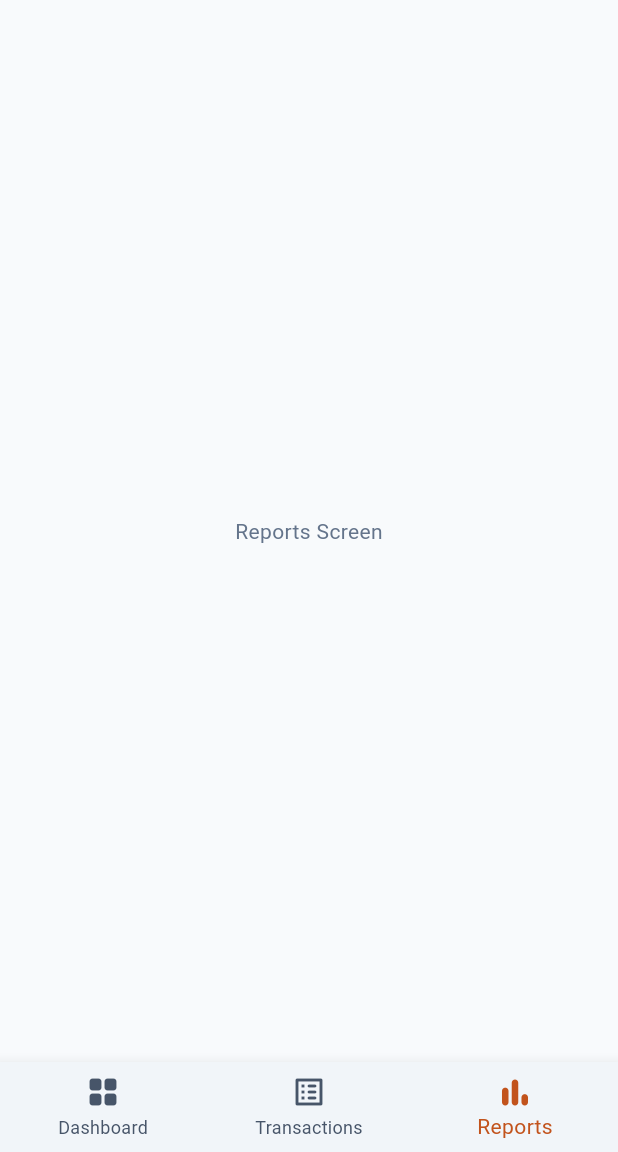
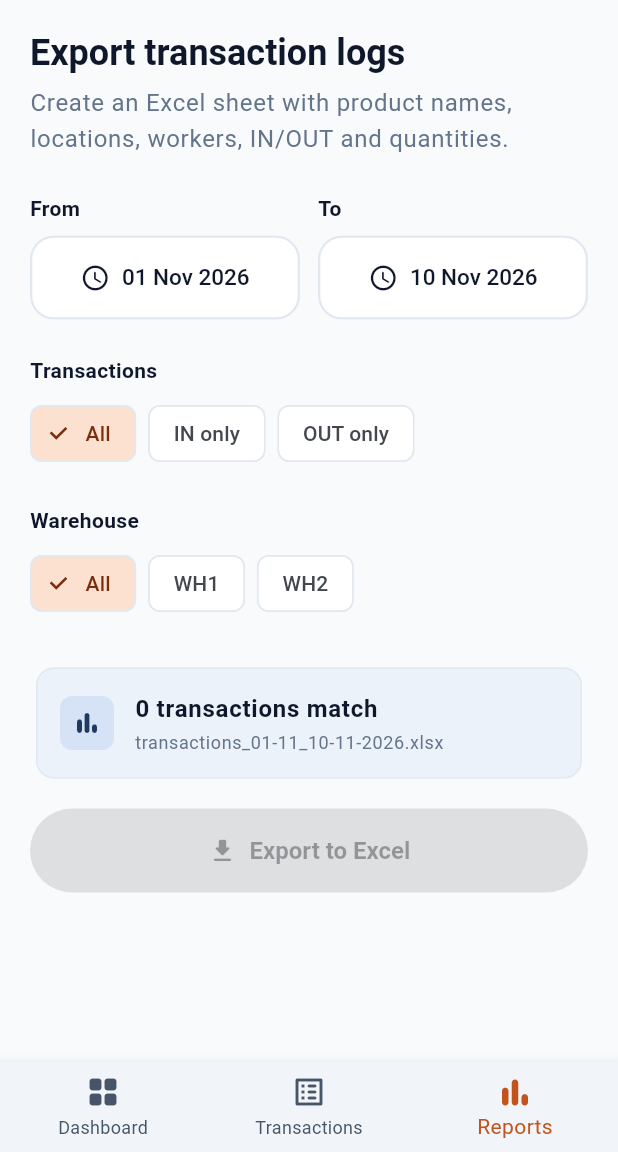
Before and after one commit to Raheeq2004/aral-inventory, a Flutter app: the screen it shows after launch, item 3 of the bottom bar chosen, on a phone screen of 412 x 824 dp, the part 84-1236 px from its top. Run offline on Flutter 3.47's test engine with Material 3 defaults, Android fonts, the phone set to English and light mode, and no system bars; our stand-ins replace connectivity_plus, firebase_core, firebase_database, open_filex; missing offline and left inert: excel, file_saver; accounts and stored records are empty.

Commit message:
admin reports page

```diff
--- /dev/null
+++ b/lib/Admin/ReportsPage/excel_export_services.dart
@@ -0,0 +1,169 @@
+import 'dart:io';
+import 'dart:typed_data';
+
+import 'package:aral_project/Admin/Models/transactions_model.dart';
+import 'package:aral_project/Theme/theme.dart';
+import 'package:excel/excel.dart' as xl;
+import 'package:file_saver/file_saver.dart';
+import 'package:flutter/foundation.dart' show kIsWeb;
+import 'package:flutter/material.dart';
+import 'package:intl/intl.dart';
+import 'package:open_filex/open_filex.dart';
+import 'package:path_provider/path_provider.dart';
+
+/// build the .xlsx file
+class ExcelExportService {
+  ExcelExportService._();
+
+  /// Location codes
+  static String warehouseOf(String locationCode) =>
+      locationCode.split('/').first.trim().toUpperCase();
+
+  /// transactions_17-10-2026.xlsx
+  /// transactions_01-10_17-10-2026.xlsx
+  static String fileNameFor({DateTime? from, DateTime? to}) {
+    final day = DateFormat('dd-MM');
+    final full = DateFormat('dd-MM-yyyy');
+    if (from == null || to == null) {
+      return 'transactions_${full.format(DateTime.now())}.xlsx';
+    }
+    final sameDay =
+        from.year == to.year && from.month == to.month && from.day == to.day;
+    if (sameDay) return 'transactions_${full.format(to)}.xlsx';
+    return 'transactions_${day.format(from)}_${full.format(to)}.xlsx';
+  }
+
+  /// creates excel file on device and returns path
+  static Future<String?> _buildFile(
+    List<TransactionModel> transactions,
+    String fileName,
+  ) async {
+    final book = xl.Excel.createExcel();
+    const sheetName = 'Transactions';
+    book.rename('Sheet1', sheetName);
+    final sheet = book[sheetName];
+
+    final headers = [
+      'Date & time',
+      'Item code',
+      'Product name',
+      'Location',
+      'Warehouse',
+      'Worker',
+      'Direction',
+      'Quantity',
+      'Type',
+    ];
+
+    final headerStyle = xl.CellStyle(
+      bold: true,
+      fontColorHex: xl.ExcelColor.white,
+      backgroundColorHex: xl.ExcelColor.fromHexString('#1F3A5F'),
+    );
+    for (var c = 0; c < headers.length; c++) {
+      final cell = sheet.cell(
+        xl.CellIndex.indexByColumnRow(columnIndex: c, rowIndex: 0),
+      );
+      cell.value = xl.TextCellValue(headers[c]);
+      cell.cellStyle = headerStyle;
+      sheet.setColumnWidth(c, c == 2 || c == 3 ? 28 : 16);
+    }
+
+    final dateFmt = DateFormat('yyyy-MM-dd HH:mm');
+    final sorted = [...transactions]
+      ..sort((a, b) => a.timestamp.compareTo(b.timestamp));
+
+    for (final tx in sorted) {
+      final isIn = tx.direction.toUpperCase() == 'IN';
+      sheet.appendRow([
+        xl.TextCellValue(dateFmt.format(tx.timestamp.toLocal())),
+        xl.TextCellValue(tx.itemCode),
+        xl.TextCellValue(tx.itemName),
+        xl.TextCellValue(tx.locationCode),
+        xl.TextCellValue(warehouseOf(tx.locationCode)),
+        xl.TextCellValue(tx.workerId),
+        xl.TextCellValue(tx.direction.toUpperCase()),
+        xl.IntCellValue(isIn ? tx.quantity : -tx.quantity),
+        xl.TextCellValue(tx.type),
+      ]);
+    }
+
+    final bytes = book.encode();
+    if (bytes == null) throw Exception('Could not create the Excel file');
+
+        if (kIsWeb) {
+      await FileSaver.instance.saveFile(
+        name: fileName.replaceAll('.xlsx', ''),
+        bytes: Uint8List.fromList(bytes),
+        ext: 'xlsx',
+        mimeType: MimeType.microsoftExcel,
+      );
+      return null;
+    }
+
+
+    Directory? dir;
+    if (Platform.isAndroid) dir = await getExternalStorageDirectory();
+    dir ??= await getApplicationDocumentsDirectory();
+
+    final file = File('${dir.path}${Platform.pathSeparator}$fileName');
+    await file.writeAsBytes(bytes, flush: true);
+    return file.path;
+  }
+
+
+  static Future<bool> exportAndNotify({
+    required BuildContext context,
+    required List<TransactionModel> transactions,
+    DateTime? from,
+    DateTime? to,
+  }) async {
+    final messenger = ScaffoldMessenger.of(context);
+    final fileName = fileNameFor(from: from, to: to);
+
+    try {
+      final path = await _buildFile(transactions, fileName);
+      messenger
+        ..hideCurrentSnackBar()
+        ..showSnackBar(
+          SnackBar(
+            behavior: SnackBarBehavior.floating,
+            backgroundColor: AppTheme.textColorPrimary,
+            margin: const EdgeInsets.fromLTRB(16, 0, 16, 12),
+            shape: RoundedRectangleBorder(
+              borderRadius: BorderRadius.circular(12),
+            ),
+            duration: const Duration(seconds: 6),
+            content: Text(
+              '$fileName saved',
+              maxLines: 1,
+              overflow: TextOverflow.ellipsis,
+              style: const TextStyle(color: Colors.white),
+            ),
+            action: path == null
+                ? null
+                : SnackBarAction(
+                    label: 'OPEN',
+                    textColor: AppTheme.primaryContainer,
+                    onPressed: () => OpenFilex.open(path),
+            ),
+          ),
+        );
+      return true;
+    } catch (e) {
+      messenger
+        ..hideCurrentSnackBar()
+        ..showSnackBar(
+          SnackBar(
+            behavior: SnackBarBehavior.floating,
+            backgroundColor: AppTheme.errorColor,
+            content: Text(
+              'Export failed: $e',
+              style: const TextStyle(color: Colors.white),
+            ),
+          ),
+        );
+      return false;
+    }
+  }
+}
--- /dev/null
+++ b/lib/Admin/ReportsPage/reports_page.dart
@@ -0,0 +1,294 @@
+import 'package:aral_project/Admin/Models/transactions_model.dart';
+import 'package:aral_project/Admin/ReportsPage/excel_export_services.dart';
+import 'package:aral_project/Admin/providers/transaction_data.dart';
+import 'package:aral_project/Theme/theme.dart';
+import 'package:flutter/material.dart';
+import 'package:intl/intl.dart';
+import 'package:provider/provider.dart';
+
+enum Operations { all, inOnly, outOnly }
+
+class ReportsPage extends StatefulWidget {
+  const ReportsPage({super.key});
+
+  @override
+  State<ReportsPage> createState() => _ReportsPageState();
+}
+
+class _ReportsPageState extends State<ReportsPage> {
+  static const List<String> _warehouses = ['WH1', 'WH2'];
+
+  late DateTime _from;
+  late DateTime _to;
+  Operations operations = Operations.all;
+  String? _warehouse; // null = all
+  bool _exporting = false;
+
+  @override
+  void initState() {
+    super.initState();
+    final now = DateTime.now();
+    _from = DateTime(now.year, now.month, 1);
+    _to = DateTime(now.year, now.month, now.day); // today
+  }
+
+  // filtering
+  List<TransactionModel> _filter(List<TransactionModel> all) {
+    final start = DateTime(_from.year, _from.month, _from.day);
+    final endExclusive = DateTime(_to.year, _to.month, _to.day + 1);
+
+    return all.where((tx) {
+      final t = tx.timestamp.toLocal();
+      if (t.isBefore(start) || !t.isBefore(endExclusive)) return false;
+
+      final dir = tx.direction.toUpperCase();
+      if (operations == Operations.inOnly && dir != 'IN') return false;
+      if (operations == Operations.outOnly && dir != 'OUT') return false;
+
+      if (_warehouse != null &&
+          ExcelExportService.warehouseOf(tx.locationCode) != _warehouse) {
+        return false;
+      }
+      return true;
+    }).toList();
+  }
+
+  Future<void> _pickDate({required bool isFrom}) async {
+    final picked = await showDatePicker(
+      context: context,
+      initialDate: isFrom ? _from : _to,
+      firstDate: isFrom ? DateTime(2020) : _from,
+      lastDate: isFrom ? _to : DateTime.now().add(const Duration(days: 365)),
+    );
+    if (picked == null) return;
+    setState(() => isFrom ? _from = picked : _to = picked);
+  }
+
+  Future<void> _export(List<TransactionModel> matches) async {
+    setState(() => _exporting = true);
+    await ExcelExportService.exportAndNotify(
+      context: context,
+      transactions: matches,
+      from: _from,
+      to: _to,
+    );
+    if (mounted) setState(() => _exporting = false);
+  }
+
+  @override
+  Widget build(BuildContext context) {
+    final theme = Theme.of(context);
+    final textTheme = theme.textTheme;
+
+    return Consumer<TransactionData>(
+      builder: (context, data, child) {
+        final matches = _filter(data.transactionDataList);
+        final count = NumberFormat('#,##0').format(matches.length);
+        final fileName = ExcelExportService.fileNameFor(from: _from, to: _to);
+        final canExport = !data.isLoading && !_exporting && matches.isNotEmpty;
+
+        return SingleChildScrollView(
+          padding: const EdgeInsets.all(20),
+          child: Column(
+            crossAxisAlignment: CrossAxisAlignment.start,
+            children: [
+              // title and description
+              Text(
+                'Export transaction logs',
+                style: textTheme.displaySmall?.copyWith(fontSize: 24),
+              ),
+              const SizedBox(height: 8),
+              Text(
+                'Create an Excel sheet with product names, locations, '
+                'workers, IN/OUT and quantities.',
+                style: textTheme.bodyLarge?.copyWith(
+                  color: AppTheme.textColorSecondary,
+                ),
+              ),
+              const SizedBox(height: 24),
+
+              // from/to
+              Row(
+                children: [
+                  Expanded(child: _label(context, 'From')),
+                  const SizedBox(width: 12),
+                  Expanded(child: _label(context, 'To')),
+                ],
+              ),
+              const SizedBox(height: 8),
+              Row(
+                children: [
+                  Expanded(
+                    child: _DateButton(
+                      date: _from,
+                      onTap: () => _pickDate(isFrom: true),
+                    ),
+                  ),
+                  const SizedBox(width: 12),
+                  Expanded(
+                    child: _DateButton(
+                      date: _to,
+                      onTap: () => _pickDate(isFrom: false),
+                    ),
+                  ),
+                ],
+              ),
+              const SizedBox(height: 24),
+
+              // transaction type
+              _label(context, 'Transactions'),
+              const SizedBox(height: 8),
+              Wrap(
+                spacing: 8,
+                runSpacing: 8,
+                children: [
+                  _chip('All', operations == Operations.all,
+                      () => setState(() => operations = Operations.all)),
+                  _chip('IN only', operations == Operations.inOnly,
+                      () => setState(() => operations = Operations.inOnly)),
+                  _chip('OUT only', operations == Operations.outOnly,
+                      () => setState(() => operations = Operations.outOnly)),
+                ],
+              ),
+              const SizedBox(height: 24),
+
+              // warehouse
+              _label(context, 'Warehouse'),
+              const SizedBox(height: 8),
+              Wrap(
+                spacing: 8,
+                runSpacing: 8,
+                children: [
+                  _chip('All', _warehouse == null,
+                      () => setState(() => _warehouse = null)),
+                  for (final wh in _warehouses)
+                    _chip(wh, _warehouse == wh,
+                        () => setState(() => _warehouse = wh)),
+                ],
+              ),
+              const SizedBox(height: 28),
+
+              // summary card
+              Card(
+                color: theme.colorScheme.primaryContainer.withValues(
+                  alpha: 0.35,
+                ),
+                child: Padding(
+                  padding: const EdgeInsets.all(16),
+                  child: Row(
+                    children: [
+                      Container(
+                        padding: const EdgeInsets.all(8),
+                        decoration: BoxDecoration(
+                          color: theme.colorScheme.primaryContainer,
+                          borderRadius: BorderRadius.circular(8),
+                        ),
+                        child: Icon(
+                          Icons.bar_chart_rounded,
+                          color: theme.colorScheme.primary,
+                          size: 20,
+                        ),
+                      ),
+                      const SizedBox(width: 14),
+                      Expanded(
+                        child: Column(
+                          crossAxisAlignment: CrossAxisAlignment.start,
+                          children: [
+                            Text(
+                              data.isLoading
+                                  ? 'Loading transactions...'
+                                  : '$count transactions match',
+                              style: textTheme.bodyLarge?.copyWith(
+                                fontWeight: FontWeight.w600,
+                              ),
+                            ),
+                            const SizedBox(height: 2),
+                            Text(
+                              fileName,
+                              maxLines: 1,
+                              overflow: TextOverflow.ellipsis,
+                              style: textTheme.bodySmall,
+                            ),
+                          ],
+                        ),
+                      ),
+                    ],
+                  ),
+                ),
+              ),
+              const SizedBox(height: 16),
+
+              // export
+              SizedBox(
+                width: double.infinity,
+                height: 56,
+                child: ElevatedButton.icon(
+                  onPressed: canExport ? () => _export(matches) : null,
+                  style: ElevatedButton.styleFrom(
+                    shape: RoundedRectangleBorder(
+                      borderRadius: BorderRadius.circular(28),
+                    ),
+                  ),
+                  icon: _exporting
+                      ? const SizedBox(
+                          width: 18,
+                          height: 18,
+                          child: CircularProgressIndicator(
+                            strokeWidth: 2,
+                            color: Colors.white,
+                          ),
+                        )
+                      : const Icon(Icons.download_rounded, size: 20),
+                  label: Text(_exporting ? 'Exporting...' : 'Export to Excel'),
+                ),
+              ),
+            ],
+          ),
+        );
+      },
+    );
+  }
+
+  Widget _label(BuildContext context, String text) => Text(
+    text,
+    style: Theme.of(context).textTheme.bodyMedium?.copyWith(
+      fontWeight: FontWeight.w600,
+      color: AppTheme.textColorPrimary,
+    ),
+  );
+
+  /// Filter chip
+  Widget _chip(String label, bool selected, VoidCallback onTap) => FilterChip(
+    label: Text(label),
+    selected: selected,
+    showCheckmark: true,
+    backgroundColor: AppTheme.surfaceColor,
+    onSelected: (_) => onTap(),
+  );
+}
+
+
+class _DateButton extends StatelessWidget {
+  final DateTime date;
+  final VoidCallback onTap;
+
+  const _DateButton({required this.date, required this.onTap});
+
+  @override
+  Widget build(BuildContext context) {
+    return OutlinedButton.icon(
+      onPressed: onTap,
+      icon: const Icon(Icons.schedule_rounded, size: 20),
+      label: Text(DateFormat('dd MMM yyyy').format(date)),
+      style: OutlinedButton.styleFrom(
+        backgroundColor: AppTheme.surfaceColor,
+        foregroundColor: AppTheme.textColorPrimary,
+        side: const BorderSide(color: AppTheme.borderColor, width: 1.5),
+        minimumSize: const Size.fromHeight(56),
+        padding: const EdgeInsets.symmetric(horizontal: 12),
+        shape: RoundedRectangleBorder(borderRadius: BorderRadius.circular(16)),
+        textStyle: const TextStyle(fontSize: 15, fontWeight: FontWeight.w500),
+      ),
+    );
+  }
+}
--- a/lib/Admin/TransactionPage/all_transactions.dart
+++ b/lib/Admin/TransactionPage/all_transactions.dart
@@ -1,5 +1,8 @@
 import 'package:aral_project/Admin/components/transactions.dart';
+import 'package:aral_project/Admin/ReportsPage/excel_export_services.dart';
+import 'package:aral_project/Admin/providers/transaction_data.dart';
 import 'package:flutter/material.dart';
+import 'package:provider/provider.dart';
 
 class AllTransactionsPage extends StatefulWidget {
   const AllTransactionsPage({super.key});
@@ -72,8 +75,11 @@ class _AllTransactionsPageState extends State<AllTransactionsPage> {
       ),
       floatingActionButton: FloatingActionButton(
         onPressed: () {
-          // Handle FAB action
-        },
+          ExcelExportService.exportAndNotify(
+            context: context,
+            transactions: context.read<TransactionData>().transactionDataList,
+          );
+          },
         child: const Icon(Icons.download),
       ),
     );
--- a/lib/Admin/admin_routing.dart
+++ b/lib/Admin/admin_routing.dart
@@ -1,4 +1,5 @@
 import 'package:aral_project/Admin/DashboardPage/admin_dashboard.dart';
+import 'package:aral_project/Admin/ReportsPage/reports_page.dart';
 import 'package:aral_project/Admin/TransactionPage/all_transactions.dart';
 import 'package:aral_project/Admin/providers/transaction_data.dart';
 import 'package:aral_project/Internet%20Connectivity/connectivity_badge.dart';
@@ -27,7 +28,7 @@ class _AdminRoutingState extends State<AdminRouting> {
   final List<Widget> _screens = [
     const AdminDashboard(),
     const AllTransactionsPage(),
-    const Center(child: Text('Reports Screen')),
+    const ReportsPage(),
   ];
   @override
   Widget build(BuildContext context) {
--- a/pubspec.yaml
+++ b/pubspec.yaml
@@ -30,11 +30,15 @@ environment:
 dependencies:
   connectivity_plus: ^7.3.2
   cupertino_icons: ^1.0.8
+  excel: ^4.0.6
+  file_saver: ^0.2.14
   firebase_core: ^5.1.0
   firebase_database: ^13.0.1
   flutter:
     sdk: flutter
   intl: ^0.20.3
+  open_filex: ^5.0.0
+  path_provider: ^2.1.5
   provider: ^6.1.5+1
 
 dev_dependencies:
```
